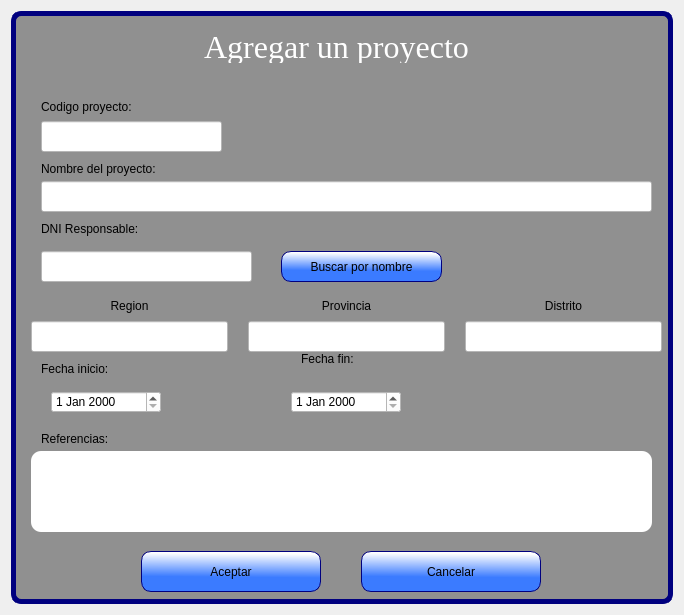
Qt form ui_files/add_proyecto.ui (Romehe369/aec_contrastistas_g) before a commit.
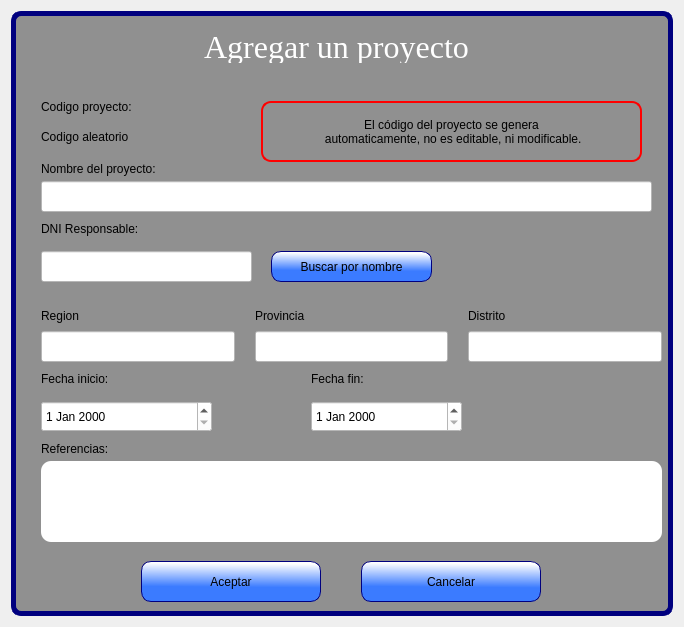
The same form after that commit.

What changed in the file:
```diff
--- a/ui_files/add_proyecto.ui
+++ b/ui_files/add_proyecto.ui
@@ -7,7 +7,7 @@
     <x>0</x>
     <y>0</y>
     <width>684</width>
-    <height>615</height>
+    <height>627</height>
    </rect>
   </property>
   <property name="windowTitle">
@@ -137,20 +137,7 @@
        <string>DNI Responsable:</string>
       </property>
      </widget>
-     <widget class="QLineEdit" name="lineEdit">
-      <property name="geometry">
-       <rect>
-        <x>30</x>
-        <y>110</y>
-        <width>181</width>
-        <height>31</height>
-       </rect>
-      </property>
-      <property name="styleSheet">
-       <string notr="true">background-color: rgb(255, 255, 255);</string>
-      </property>
-     </widget>
-     <widget class="QLineEdit" name="lineEdit_2">
+     <widget class="QLineEdit" name="Name_project_lineEdit">
       <property name="geometry">
        <rect>
         <x>30</x>
@@ -179,7 +166,7 @@
      <widget class="QPushButton" name="pushButton">
       <property name="geometry">
        <rect>
-        <x>270</x>
+        <x>260</x>
         <y>240</y>
         <width>161</width>
         <height>31</height>
@@ -193,7 +180,7 @@
       <property name="geometry">
        <rect>
         <x>130</x>
-        <y>540</y>
+        <y>550</y>
         <width>180</width>
         <height>41</height>
        </rect>
@@ -206,7 +193,7 @@
       <property name="geometry">
        <rect>
         <x>350</x>
-        <y>540</y>
+        <y>550</y>
         <width>180</width>
         <height>41</height>
        </rect>
@@ -219,7 +206,7 @@
       <property name="geometry">
        <rect>
         <x>30</x>
-        <y>350</y>
+        <y>360</y>
         <width>181</width>
         <height>16</height>
        </rect>
@@ -227,12 +214,15 @@
       <property name="text">
        <string>Fecha inicio:</string>
       </property>
+      <property name="alignment">
+       <set>Qt::AlignLeading|Qt::AlignLeft|Qt::AlignVCenter</set>
+      </property>
      </widget>
      <widget class="QLabel" name="label_10">
       <property name="geometry">
        <rect>
-        <x>290</x>
-        <y>340</y>
+        <x>300</x>
+        <y>360</y>
         <width>151</width>
         <height>16</height>
        </rect>
@@ -240,12 +230,15 @@
       <property name="text">
        <string>Fecha fin:</string>
       </property>
+      <property name="alignment">
+       <set>Qt::AlignLeading|Qt::AlignLeft|Qt::AlignVCenter</set>
+      </property>
      </widget>
      <widget class="QLabel" name="label_11">
       <property name="geometry">
        <rect>
         <x>30</x>
-        <y>420</y>
+        <y>430</y>
         <width>151</width>
         <height>16</height>
        </rect>
@@ -257,8 +250,8 @@
      <widget class="QPlainTextEdit" name="plainTextEdit">
       <property name="geometry">
        <rect>
-        <x>20</x>
-        <y>440</y>
+        <x>30</x>
+        <y>450</y>
         <width>621</width>
         <height>81</height>
        </rect>
@@ -274,9 +267,9 @@
      <widget class="QFrame" name="frame_3">
       <property name="geometry">
        <rect>
-        <x>20</x>
-        <y>280</y>
-        <width>631</width>
+        <x>30</x>
+        <y>290</y>
+        <width>621</width>
         <height>61</height>
        </rect>
       </property>
@@ -337,7 +330,7 @@
              <string>Region</string>
             </property>
             <property name="alignment">
-             <set>Qt::AlignCenter</set>
+             <set>Qt::AlignLeading|Qt::AlignLeft|Qt::AlignVCenter</set>
             </property>
            </widget>
           </item>
@@ -387,7 +380,7 @@
              <string>Provincia</string>
             </property>
             <property name="alignment">
-             <set>Qt::AlignCenter</set>
+             <set>Qt::AlignLeading|Qt::AlignLeft|Qt::AlignVCenter</set>
             </property>
            </widget>
           </item>
@@ -437,7 +430,7 @@
              <string>Distrito</string>
             </property>
             <property name="alignment">
-             <set>Qt::AlignCenter</set>
+             <set>Qt::AlignLeading|Qt::AlignLeft|Qt::AlignVCenter</set>
             </property>
            </widget>
           </item>
@@ -462,23 +455,59 @@
      <widget class="QDateEdit" name="dateEdit">
       <property name="geometry">
        <rect>
-        <x>40</x>
-        <y>380</y>
-        <width>110</width>
-        <height>22</height>
+        <x>30</x>
+        <y>390</y>
+        <width>171</width>
+        <height>31</height>
        </rect>
       </property>
      </widget>
      <widget class="QDateEdit" name="dateEdit_2">
       <property name="geometry">
        <rect>
-        <x>280</x>
-        <y>380</y>
-        <width>110</width>
-        <height>22</height>
+        <x>300</x>
+        <y>390</y>
+        <width>151</width>
+        <height>31</height>
        </rect>
       </property>
      </widget>
+     <widget class="QLabel" name="label_6">
+      <property name="geometry">
+       <rect>
+        <x>250</x>
+        <y>90</y>
+        <width>381</width>
+        <height>61</height>
+       </rect>
+      </property>
+      <property name="styleSheet">
+       <string notr="true">QLabel{
+	border: 2px solid red;
+	border-radius:10px;
+}</string>
+      </property>
+      <property name="text">
+       <string>El código del proyecto se genera 
+ automaticamente, no es editable, ni modificable.</string>
+      </property>
+      <property name="alignment">
+       <set>Qt::AlignCenter</set>
+      </property>
+     </widget>
+     <widget class="QLabel" name="lbl_code_pro_random">
+      <property name="geometry">
+       <rect>
+        <x>30</x>
+        <y>110</y>
+        <width>171</width>
+        <height>31</height>
+       </rect>
+      </property>
+      <property name="text">
+       <string>Codigo aleatorio</string>
+      </property>
+     </widget>
     </widget>
    </item>
   </layout>
```
Left out of the diff: 8 changed lines with no effect on the pictures.
